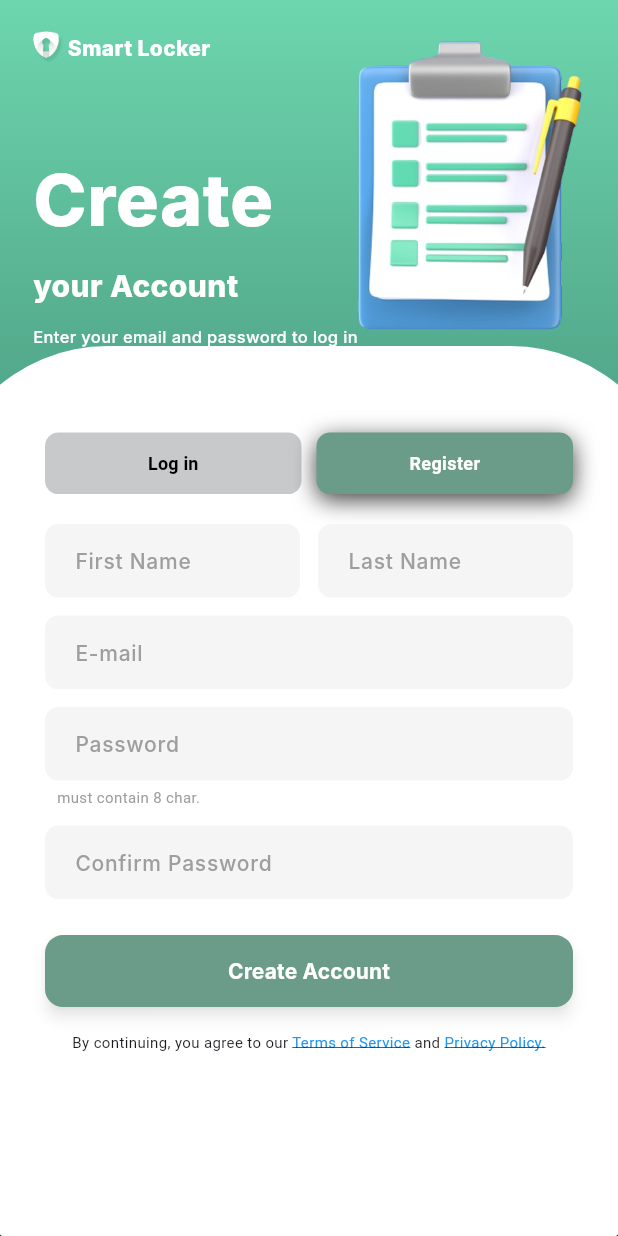
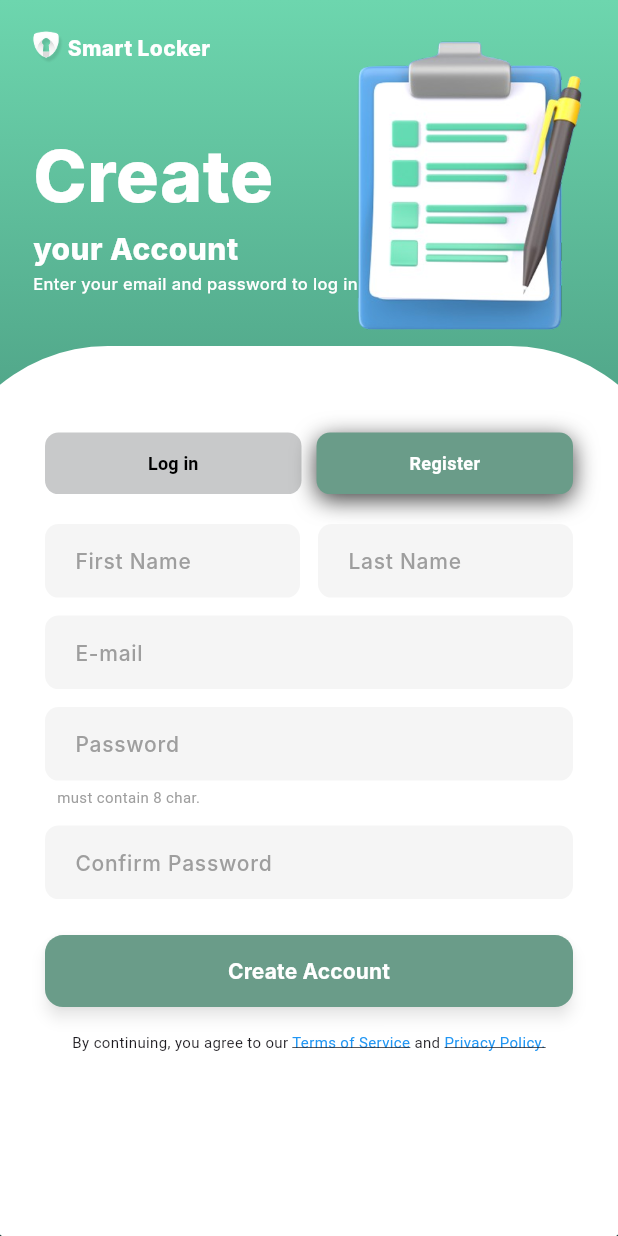
Before and after one commit to naufalfadhliadyatma/Register-Smartlocker, a Flutter app: the CreateAccountScreen screen opened by its route, on a phone screen of 412 x 824 dp. Run offline on Flutter 3.47's test engine with Material 3 defaults, Android fonts, the phone set to English and light mode, and no system bars; Roboto replaces fonts that are missing (Inter).

Commit message:
benerin layout foto

```diff
--- a/register_smartlocker/lib/screens/register/create_account.dart
+++ b/register_smartlocker/lib/screens/register/create_account.dart
@@ -81,7 +81,7 @@ class CreateAccountScreen extends StatelessWidget {
 
             // ======== Judul dan Deskripsi Halaman Register ========
             Positioned(
-              top: size.height * 0.12,
+              top: size.height * 0.1,
               left: 22,
               right: 22,
               child: Column(
@@ -96,7 +96,7 @@ class CreateAccountScreen extends StatelessWidget {
                       color: Colors.white,
                     ),
                   ),
-                  SizedBox(height: 8),
+                  SizedBox(height: 0),
                   Text(
                     'your Account',
                     style: TextStyle(
@@ -106,7 +106,7 @@ class CreateAccountScreen extends StatelessWidget {
                       color: Colors.white,
                     ),
                   ),
-                  SizedBox(height: 12),
+                  SizedBox(height: 1),
                   Text(
                     'Enter your email and password to log in',
                     style: TextStyle(
```
